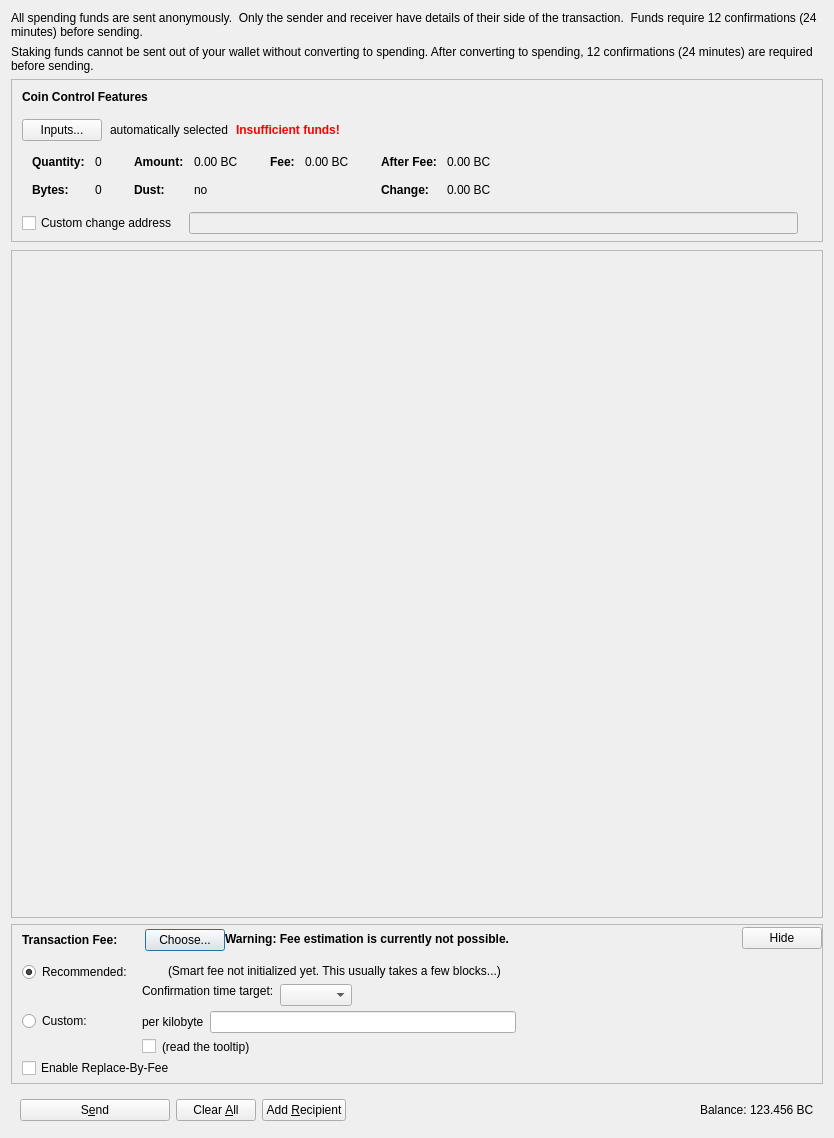
This is src/qt/forms/sendcoinsdialog.ui in Bitcoin-Confidential/BitcoinC-Core as Qt 5 draws it before an edit. The edited form follows.
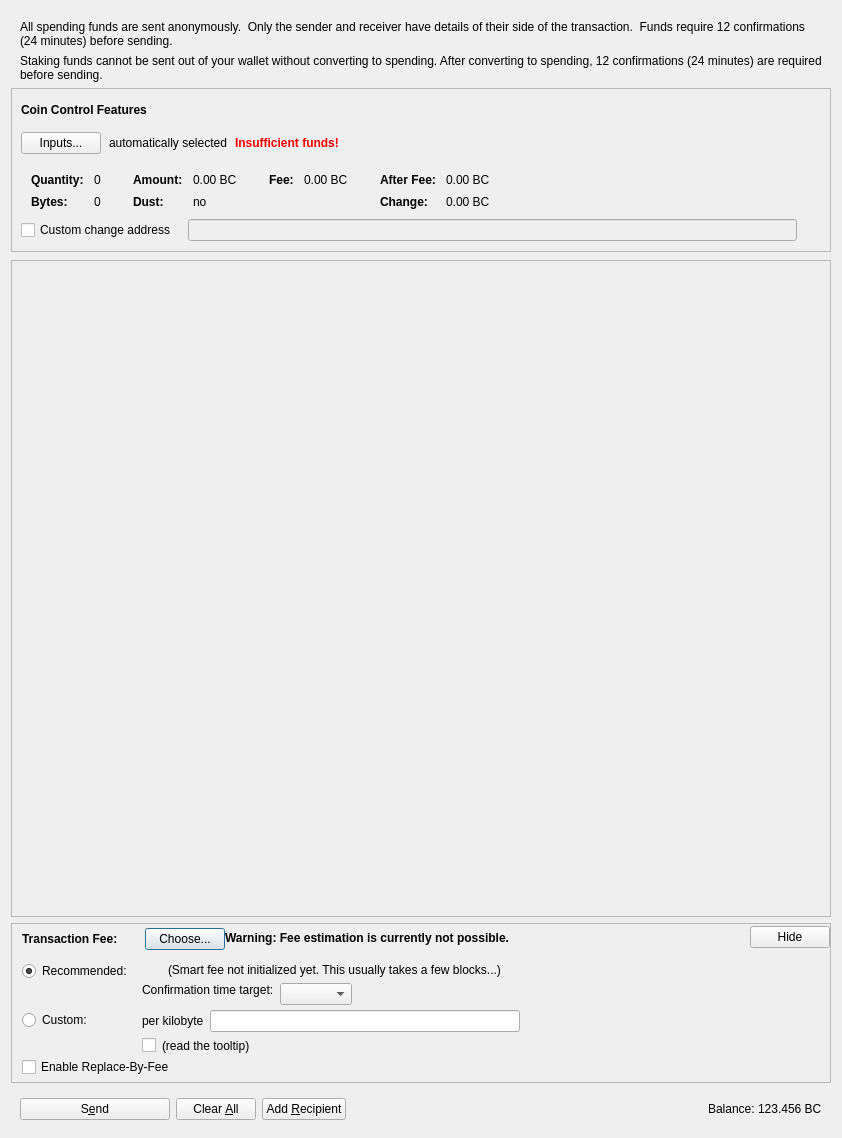
This is the edited form. Icons and pictures are not drawn. Custom widgets are drawn as their Qt base class.

```diff
--- a/src/qt/forms/sendcoinsdialog.ui
+++ b/src/qt/forms/sendcoinsdialog.ui
@@ -6,16 +6,30 @@
    <rect>
     <x>0</x>
     <y>0</y>
-    <width>831</width>
+    <width>838</width>
     <height>1138</height>
    </rect>
   </property>
   <property name="windowTitle">
    <string>Send Coins</string>
   </property>
-  <layout class="QVBoxLayout" name="verticalLayout" stretch="0,0,0,0,0,1,0,0">
+  <layout class="QVBoxLayout" name="verticalLayout" stretch="0,0,0,0,1,0,0">
    <property name="bottomMargin">
-    <number>8</number>
+    <number>9</number>
+   </property>
+   <item>
+    <layout class="QVBoxLayout" name="verticalLayout_3">
+     <property name="leftMargin">
+      <number>9</number>
+     </property>
+     <property name="topMargin">
+      <number>9</number>
+     </property>
+     <property name="rightMargin">
+      <number>9</number>
+     </property>
+     <property name="bottomMargin">
+      <number>0</number>
    </property>
    <item>
     <widget class="QLabel" name="sendTabHeaderLabel">
@@ -37,6 +51,8 @@
      </property>
     </widget>
    </item>
+    </layout>
+   </item>
    <item>
     <widget class="QFrame" name="frameCoinControl">
      <property name="sizePolicy">
@@ -71,7 +87,7 @@
        <number>0</number>
       </property>
       <property name="bottomMargin">
-       <number>6</number>
+       <number>0</number>
       </property>
       <item>
        <layout class="QVBoxLayout" name="verticalLayoutCoinControl" stretch="0,0,0,0,1">
@@ -79,13 +95,22 @@
          <number>0</number>
         </property>
         <property name="leftMargin">
-         <number>10</number>
+         <number>9</number>
         </property>
         <property name="topMargin">
-         <number>10</number>
+         <number>9</number>
+        </property>
+        <property name="rightMargin">
+         <number>9</number>
+        </property>
+        <property name="bottomMargin">
+         <number>9</number>
         </property>
         <item>
          <layout class="QHBoxLayout" name="horizontalLayoutCoinControl1">
+          <property name="topMargin">
+           <number>5</number>
+          </property>
           <property name="bottomMargin">
            <number>15</number>
           </property>
@@ -214,10 +239,10 @@
               <number>20</number>
              </property>
              <property name="topMargin">
-              <number>0</number>
+              <number>5</number>
              </property>
              <property name="bottomMargin">
-              <number>10</number>
+              <number>5</number>
              </property>
              <item>
               <layout class="QFormLayout" name="formLayoutCoinControl1">
@@ -225,7 +250,7 @@
                 <number>10</number>
                </property>
                <property name="verticalSpacing">
-                <number>14</number>
+                <number>8</number>
                </property>
                <property name="leftMargin">
                 <number>10</number>
@@ -308,7 +333,7 @@
                 <number>10</number>
                </property>
                <property name="verticalSpacing">
-                <number>14</number>
+                <number>8</number>
                </property>
                <property name="leftMargin">
                 <number>6</number>
@@ -388,7 +413,7 @@
                 <number>10</number>
                </property>
                <property name="verticalSpacing">
-                <number>14</number>
+                <number>8</number>
                </property>
                <property name="leftMargin">
                 <number>6</number>
@@ -439,7 +464,7 @@
                 <number>10</number>
                </property>
                <property name="verticalSpacing">
-                <number>14</number>
+                <number>8</number>
                </property>
                <property name="leftMargin">
                 <number>6</number>
@@ -648,8 +673,8 @@
        <rect>
         <x>0</x>
         <y>0</y>
-        <width>811</width>
-        <height>573</height>
+        <width>818</width>
+        <height>564</height>
        </rect>
       </property>
       <property name="sizePolicy">
@@ -689,7 +714,7 @@
          <property name="sizeHint" stdset="0">
           <size>
            <width>20</width>
-           <height>40</height>
+           <height>0</height>
           </size>
          </property>
         </spacer>
```
Lines whose indentation alone changed are shown as unchanged.
